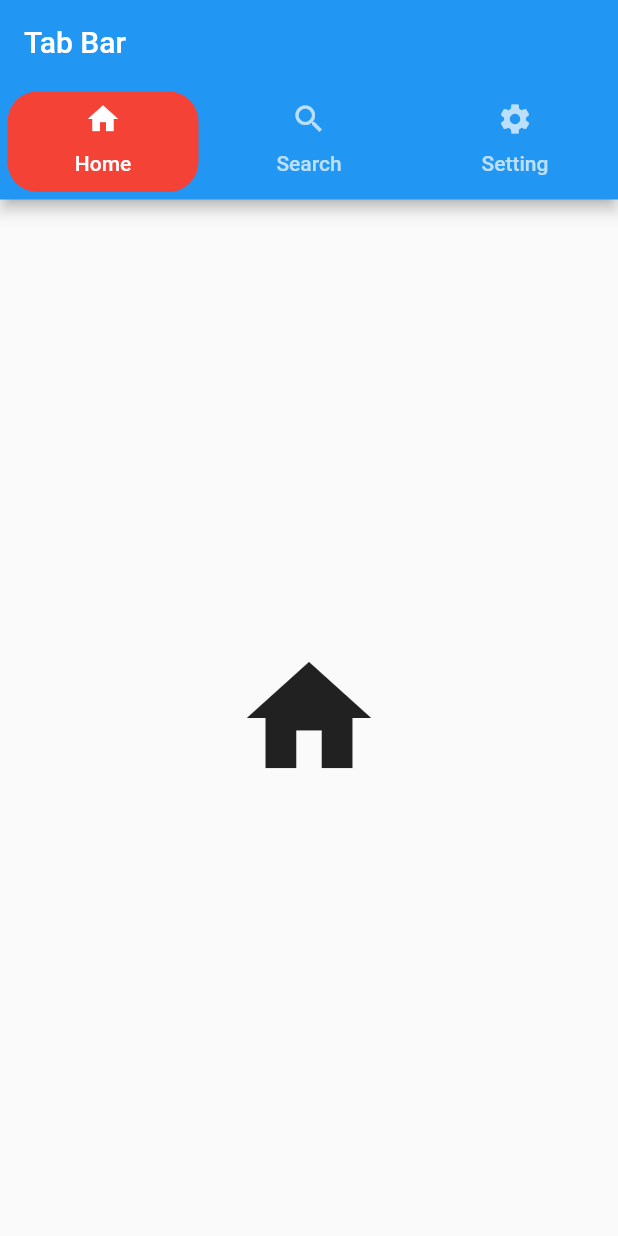
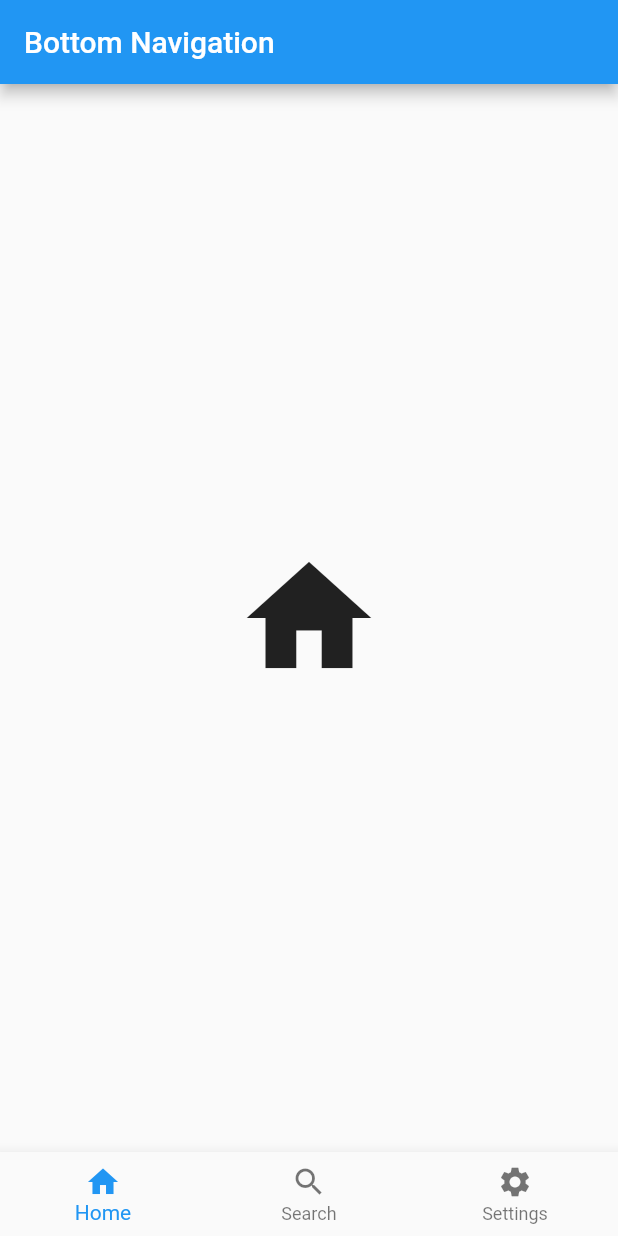
Before and after one commit to mubarakansari715/flutter_demo, a Flutter app: the screen it shows after launch, on a phone screen of 412 x 824 dp. Run offline on Flutter 3.47's test engine with Material 2 defaults, Android fonts, the phone set to English and light mode, and no system bars.

Commit message:
Add bottom Navigation bar with handled by state

```diff
--- /dev/null
+++ b/lib/bottomnavigationbar/MyBottomNavigationBar.dart
@@ -0,0 +1,49 @@
+import 'package:flutter/material.dart';
+
+class MyBottomNavigationBar extends StatefulWidget {
+  const MyBottomNavigationBar({super.key});
+
+  @override
+  _MyBottomNavigationBar createState() => _MyBottomNavigationBar();
+}
+
+class _MyBottomNavigationBar extends State<MyBottomNavigationBar> {
+  int _currentIndex = 0;
+
+  final List<Widget> _listOfItems = <Widget>[
+    Icon(Icons.home, size: 100,),
+    Icon(Icons.search,size: 100),
+    Icon(Icons.settings, size: 100),
+  ];
+
+  @override
+  Widget build(BuildContext context) {
+    return MaterialApp(
+      debugShowCheckedModeBanner: false,
+      home: Scaffold(
+        appBar: AppBar(
+          title: Text("Bottom Navigation"),
+        ),
+        bottomNavigationBar: BottomNavigationBar(
+          items: const [
+            BottomNavigationBarItem(icon: Icon(Icons.home), label: "Home"),
+            BottomNavigationBarItem(icon: Icon(Icons.search), label: "Search"),
+            BottomNavigationBarItem(
+                icon: Icon(Icons.settings), label: "Settings"),
+          ],
+          currentIndex: _currentIndex,
+          onTap: _updatedIndex,
+        ),
+        body: Center(
+          child: _listOfItems[_currentIndex],
+        ),
+      ),
+    );
+  }
+
+  void _updatedIndex(int index) {
+    setState(() {
+      _currentIndex = index;
+    });
+  }
+}
--- a/lib/main.dart
+++ b/lib/main.dart
@@ -1,9 +1,9 @@
 import 'package:flutter/material.dart';
 import 'package:flutter_demo/navigationdrawer/MyNavigationDrawer.dart';
-
+import 'bottomnavigationbar/MyBottomNavigationBar.dart';
 import 'bottomsheet/MyBottomSheet.dart';
 import 'mytabbar/MyTabBar.dart';
 
 void main() {
-  runApp(const MyTabBar());
+  runApp(const MyBottomNavigationBar());
 }
```
